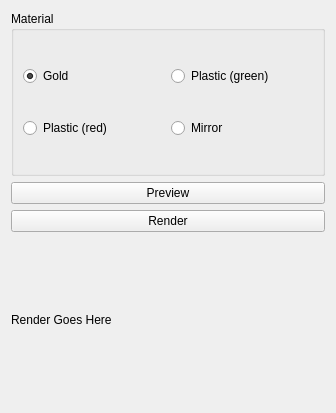
The window that widgets/manager.ui (Daichip/Project_Tesi) describes before a commit, drawn with Qt 5.
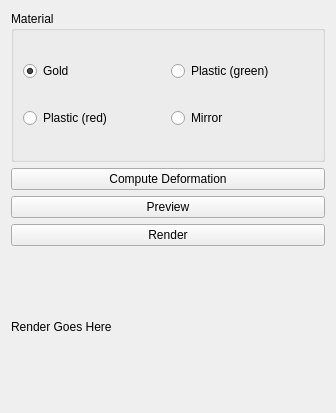
The same window after the commit.

```diff
--- a/widgets/manager.ui
+++ b/widgets/manager.ui
@@ -54,6 +54,13 @@
      </layout>
     </widget>
    </item>
+   <item>
+    <widget class="QPushButton" name="computeDeformationButton">
+     <property name="text">
+      <string>Compute Deformation</string>
+     </property>
+    </widget>
+   </item>
    <item>
     <widget class="QPushButton" name="previewButton">
      <property name="text">
```
